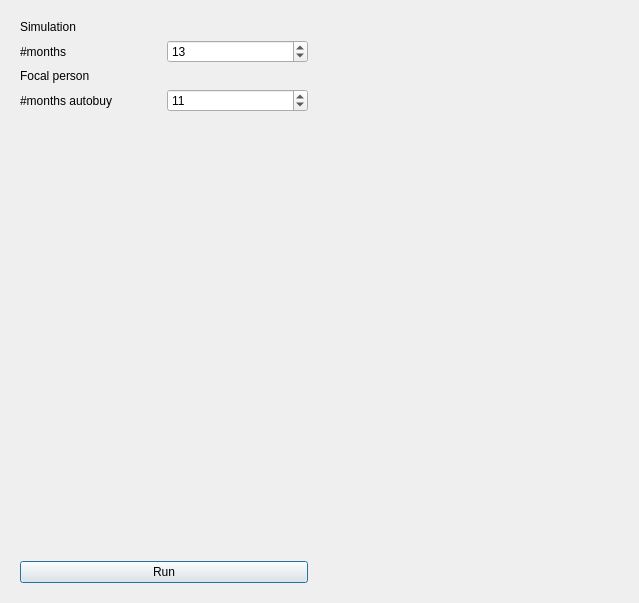
Before: the Qt Designer form qtinvestigatemyclickwinnersmaindialog.ui in richelbilderbeek/InvestigateMyClickWinners, drawn with Qt 5.
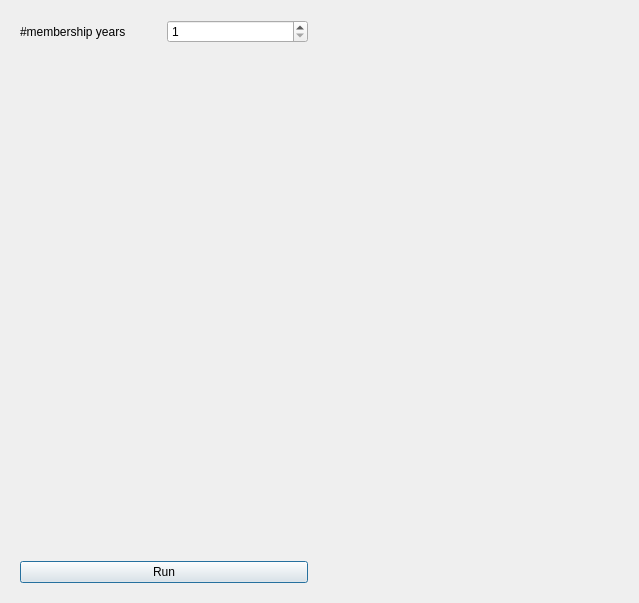
After: the same form once the commit is applied. Custom widgets are drawn as their Qt base class.

```diff
--- a/qtinvestigatemyclickwinnersmaindialog.ui
+++ b/qtinvestigatemyclickwinnersmaindialog.ui
@@ -17,59 +17,31 @@
    <item>
     <widget class="QWidget" name="widget" native="true">
      <layout class="QGridLayout" name="gridLayout">
-      <item row="5" column="1">
-       <widget class="QSpinBox" name="box_autobuy_n_months">
+      <item row="2" column="1">
+       <widget class="QSpinBox" name="box_n_membership_years">
+        <property name="minimum">
+         <number>1</number>
+        </property>
         <property name="value">
-         <number>11</number>
+         <number>1</number>
         </property>
        </widget>
       </item>
-      <item row="5" column="0">
-       <widget class="QLabel" name="label_autobuy_n_months">
+      <item row="2" column="0">
+       <widget class="QLabel" name="label_n_membership_years">
         <property name="text">
-         <string>#months autobuy</string>
+         <string>#membership years</string>
         </property>
        </widget>
       </item>
-      <item row="3" column="0" colspan="2">
-       <widget class="QLabel" name="label_focal_person">
-        <property name="text">
-         <string>Focal person</string>
-        </property>
-       </widget>
-      </item>
-      <item row="7" column="0" colspan="2">
+      <item row="4" column="0" colspan="2">
        <widget class="QPushButton" name="button_run">
         <property name="text">
          <string>Run</string>
         </property>
        </widget>
       </item>
-      <item row="0" column="0" colspan="2">
-       <widget class="QLabel" name="label_simulation">
-        <property name="text">
-         <string>Simulation</string>
-        </property>
-       </widget>
-      </item>
-      <item row="1" column="0">
-       <widget class="QLabel" name="label_n_months">
-        <property name="text">
-         <string>#months</string>
-        </property>
-       </widget>
-      </item>
-      <item row="1" column="1">
-       <widget class="QSpinBox" name="box_n_months">
-        <property name="maximum">
-         <number>1000</number>
-        </property>
-        <property name="value">
-         <number>13</number>
-        </property>
-       </widget>
-      </item>
-      <item row="6" column="0">
+      <item row="3" column="0">
        <spacer name="verticalSpacer">
         <property name="orientation">
          <enum>Qt::Vertical</enum>
```
